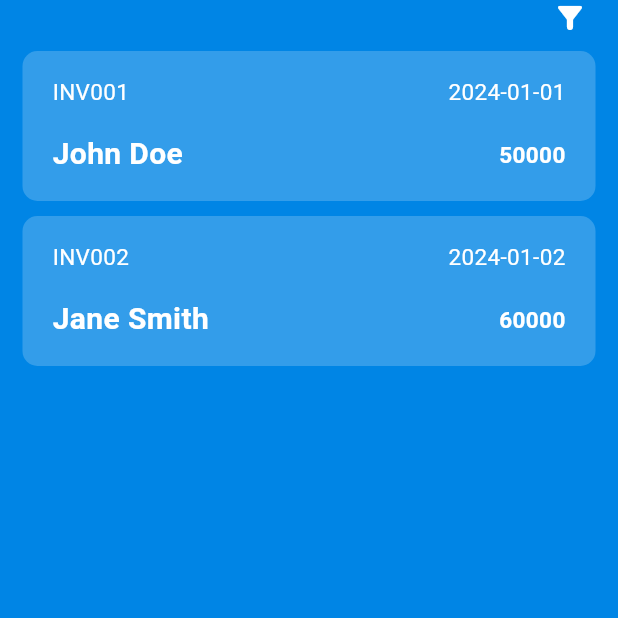
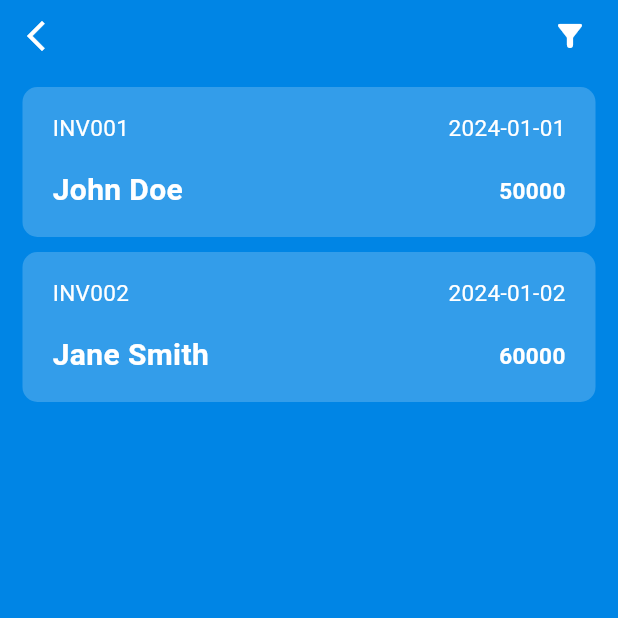
Before and after one commit to Abirul-Islam-Abir/Marketing_Agent, a Flutter app: the SalesReportScreenView screen opened by its route, on a phone screen of 412 x 824 dp, the top half of it. Run offline on Flutter 3.47's test engine with Material 3 defaults, Android fonts, the phone set to English and light mode, and no system bars; our stand-ins replace circular_profile_avatar, confetti, device_preview, dropdown_button2, fl_chart, flutter_svg and 6 more; network calls fail; Roboto replaces fonts that are missing (Rubik).

Commit message:
back button added

```diff
--- a/lib/app/app info/app.dart
+++ b/lib/app/app info/app.dart
@@ -19,7 +19,7 @@ class AminAgent extends StatelessWidget {
             darkTheme: ThemeData.light(),
             debugShowCheckedModeBanner: false,
             title: AppInfo.appName,
-            initialRoute: RouteName.salesTargetGroupScreen,
+            initialRoute: RouteName.loginScreen,
             getPages: AppPages.routes,
             initialBinding: StateHolderBinding(),
             theme: mainTheme(),
--- a/lib/app/modules/view screen/commission report screen/components/dropdown_button_show.dart
+++ b/lib/app/modules/view screen/commission report screen/components/dropdown_button_show.dart
@@ -2,6 +2,7 @@ import 'package:dropdown_button2/dropdown_button2.dart';
 import 'package:responsive_sizer/responsive_sizer.dart';
 
 import '../../../../data/const/export.dart';
+import '../../../widgets/custom_back_button.dart';
 
 class DropdownButtonShow extends GetView<CommissionReportScreenController> {
   const DropdownButtonShow({
@@ -14,7 +15,7 @@ class DropdownButtonShow extends GetView<CommissionReportScreenController> {
       width: Get.width/ 0.9,
       child: Row(
         mainAxisAlignment: MainAxisAlignment.spaceBetween,
-        children: [
+        children: [  CustomBackButton(),
           DropdownButtonHideUnderline(
             child: DropdownButton2<String>(
               iconStyleData: IconStyleData(iconEnabledColor: Colors.white),
--- a/lib/app/modules/view screen/commission report screen/views/commission_report_screen_view.dart
+++ b/lib/app/modules/view screen/commission report screen/views/commission_report_screen_view.dart
@@ -1,5 +1,6 @@
 import 'package:amin_agent/app/data/const/export.dart';
 import 'package:amin_agent/app/model/commission_model.dart';
+import 'package:amin_agent/app/modules/widgets/custom_back_button.dart';
 
 import 'package:dropdown_button2/dropdown_button2.dart';
 import 'package:responsive_sizer/responsive_sizer.dart';
@@ -23,6 +24,7 @@ class CommissionReportScreenView extends StatelessWidget {
           child: ListView(
             physics: const NeverScrollableScrollPhysics(),
             children: [
+
               GetBuilder<CommissionReportScreenController>(
                   builder: (controller) => DropdownButtonShow()),
               BuildListViewBuilder(list: commissionDataList),
--- a/lib/app/modules/view screen/sales report screen/views/sales_report_screen_view.dart
+++ b/lib/app/modules/view screen/sales report screen/views/sales_report_screen_view.dart
@@ -1,3 +1,4 @@
+import 'package:amin_agent/app/modules/widgets/custom_back_button.dart';
 import 'package:flutter/material.dart';
 
 import 'package:get/get.dart';
@@ -27,6 +28,7 @@ class SalesReportScreenView extends GetView<SalesReportScreenController> {
             child: ListView(
               physics: const NeverScrollableScrollPhysics(),
               children: [
+
                 const FilterButton(),
                 ListBuilder(list: salesReportDataList,)
               ],
--- a/lib/app/modules/view screen/sales target group screen/views/sales_target_group_screen_view.dart
+++ b/lib/app/modules/view screen/sales target group screen/views/sales_target_group_screen_view.dart
@@ -1,4 +1,5 @@
 import 'package:amin_agent/app/data/dummy%20data/sales_target_group_list.dart';
+import 'package:amin_agent/app/modules/widgets/custom_back_button.dart';
 import 'package:flutter/material.dart';
 
 import 'package:get/get.dart';
@@ -22,6 +23,7 @@ class SalesTargetGroupScreenView
             child: ListView(
               physics: const NeverScrollableScrollPhysics(),
               children: [
+
                 const FilterButton(),
                 ListView.builder(
                   itemCount: salesTargetGroupList.length,
--- a/lib/app/modules/widgets/filter_btn.dart
+++ b/lib/app/modules/widgets/filter_btn.dart
@@ -1,5 +1,6 @@
 
 import '../../data/const/export.dart';
+import 'custom_back_button.dart';
 
 class FilterButton extends StatelessWidget {
   const FilterButton({
@@ -11,7 +12,7 @@ class FilterButton extends StatelessWidget {
     return Row(
       mainAxisAlignment: MainAxisAlignment.spaceBetween,
       children: [
-        SizedBox(),
+        CustomBackButton(),
         Padding(
           padding: const EdgeInsets.symmetric(horizontal: 20),
           child: Icon(
--- a/lib/app/routes/app_routes.dart
+++ b/lib/app/routes/app_routes.dart
@@ -14,4 +14,5 @@ abstract class RouteName {
   static const commissionReportScreen = '/Commission-Report-screen';
   static const salesReportScreen = '/Sales-Report-screen';
   static const salesTargetGroupScreen = '/Sales-Target-Group-Screen';
+  static const doctorOnboardScreen = '/Doctor-Onboard-Screen';
 }
```
Also changed, not shown: lib/app/modules/view screen/dashboard screen/components/small_details_card_board.dart (+8 -1 lines), lib/app/modules/view screen/dashboard screen/views/dashboard_screen_view.dart (+6 -1 lines).
